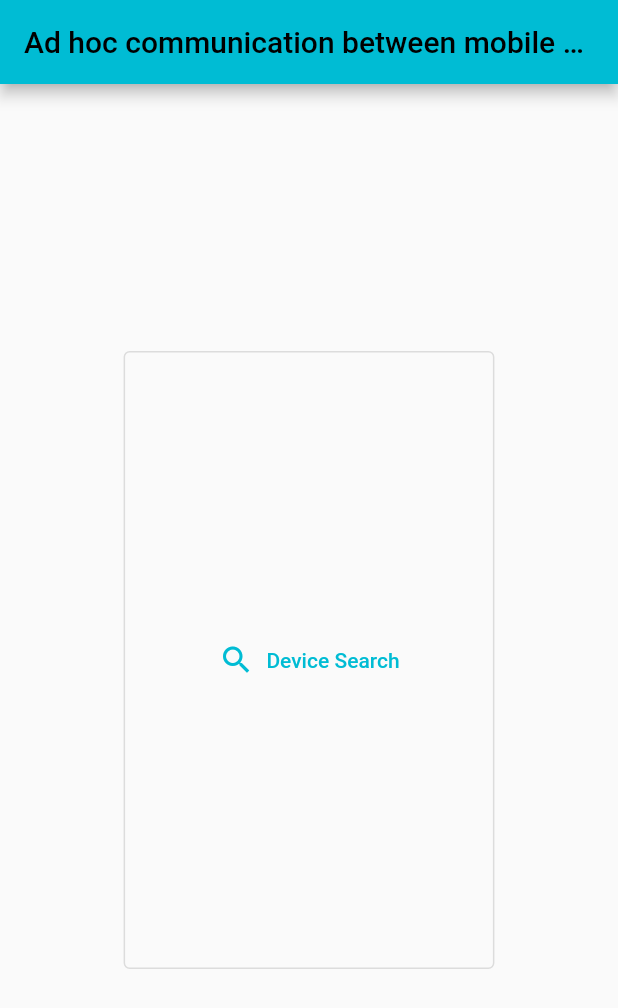
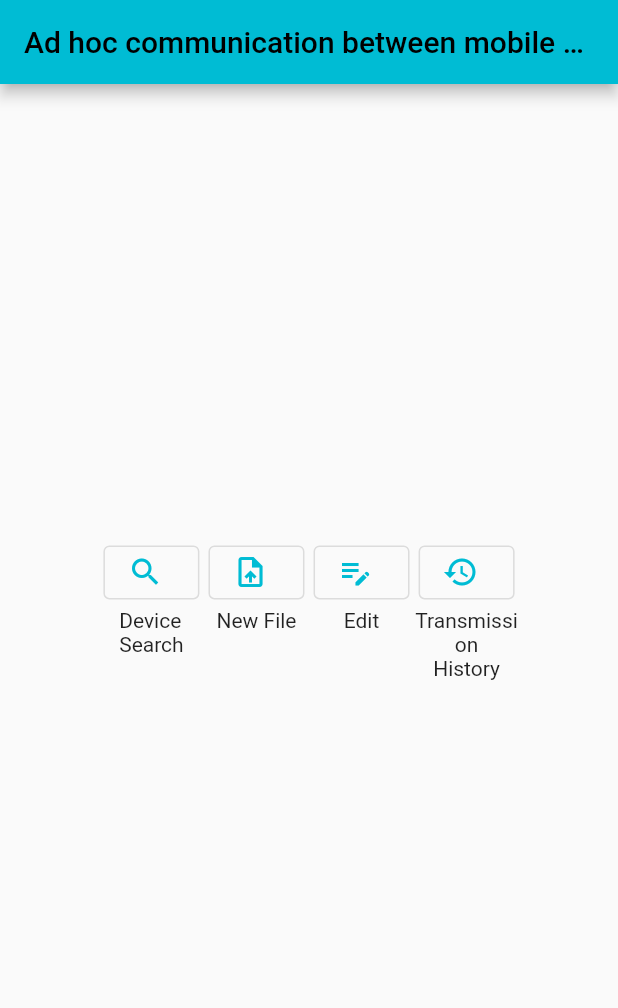
Before and after one commit to nakano-MiLK/shisaku1, a Flutter app: the screen it shows after launch, on a phone screen of 412 x 824 dp. Shown: the top 1008 px of the screen. Run offline on Flutter 3.47's test engine with Material 2 defaults, Android fonts, the phone set to English and light mode, and no system bars.

Commit message:
4 buttons

```diff
--- a/lib/main.dart
+++ b/lib/main.dart
@@ -27,12 +27,14 @@ class Home extends StatelessWidget{
     return MaterialApp(
       title: 'Ad hoc communication between mobile devices during disasters',
       theme: ThemeData(primarySwatch: Colors.cyan),
-      home: HomeButton(),
+      home: const HomeButton(),
     );
   }
 }
 
 class HomeButton extends StatelessWidget{
+  const HomeButton({Key? key}) : super(key: key);
+
 
   @override
   Widget build(BuildContext context){
@@ -44,21 +46,71 @@ class HomeButton extends StatelessWidget{
             'Ad hoc communication between mobile devices during disasters'),
       ),
       body: Center(
+        child: Row(
+            mainAxisAlignment: MainAxisAlignment.center,
+            children: [
+              SizedBox(          //device search
+                width: _screenSize.width * 0.17,
+                height: _screenSize.height * 0.2,
                 child: Column(
-            mainAxisAlignment: MainAxisAlignment.center,
-            children: <Widget>[
-              Container(
-                width: _screenSize.width * 0.6,
-                height: _screenSize.height * 0.5,
-                child: OutlinedButton.icon(
+                  children: [
+                    OutlinedButton.icon(
                       icon: const Icon(Icons.search),
-                  label: const Text('Device Search'),
+                      label: const Text(''),
                       onPressed: () {
                         Navigator.push(
                           context,
                           MaterialPageRoute(builder: (context) => SearchResult()),
                         );
                       },
+                    ),
+                    const Text('Device\nSearch'),
+                  ],
+                ),
+              ),
+              SizedBox(          //new file
+                width: _screenSize.width * 0.17,
+                height: _screenSize.height * 0.2,
+                child: Column(
+                  children: [
+                    OutlinedButton.icon(
+                      icon: const Icon(Icons.upload_file),
+                      label: const Text(''),
+                      onPressed: () {},
+                    ),
+                    const Text('New File'),
+                  ],
+                ),
+              ),
+              SizedBox(          //edit
+                width: _screenSize.width * 0.17,
+                height: _screenSize.height * 0.2,
+                child: Column(
+                  children: [
+                    OutlinedButton.icon(
+                      icon: const Icon(Icons.edit_note),
+                      label: const Text(''),
+                      onPressed: () {},
+                    ),
+                    const Text('Edit'),
+                  ],
+                ),
+              ),
+              SizedBox(          //history
+                width: _screenSize.width * 0.17,
+                height: _screenSize.height * 0.2,
+                child: Column(
+                  children: [
+                    OutlinedButton.icon(
+                      icon: const Icon(Icons.history),
+                      label: const Text(''),
+                      onPressed: () {},
+                    ),
+                    const Text(
+                      'Transmission\nHistory',
+                      textAlign: TextAlign.center,
+                    ),
+                  ],
                 ),
               ),
             ]
```
Also changed, not shown: pubspec.lock. Lines whose indentation alone changed are shown as unchanged.
